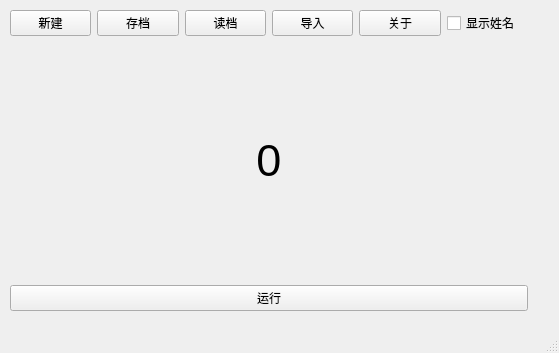
This is mainwindow.ui in ShizuhaAki/project-chtholly-qt as Qt 5 draws it before an edit. The edited form follows.
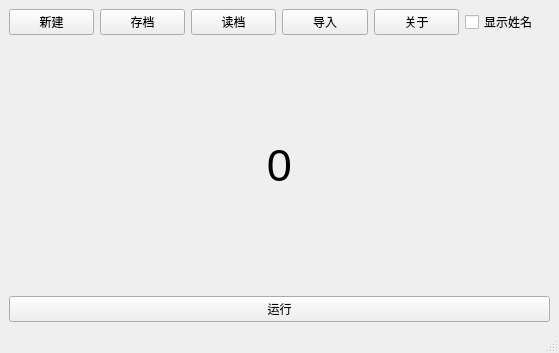
This is the edited form.

Commit message: fix: bad layout fixed

Diff of the .ui file:
```diff
--- a/mainwindow.ui
+++ b/mainwindow.ui
@@ -17,15 +17,8 @@
    <locale language="Chinese" country="China"/>
   </property>
   <widget class="QWidget" name="centralwidget">
-   <widget class="QWidget" name="">
-    <property name="geometry">
-     <rect>
-      <x>10</x>
-      <y>10</y>
-      <width>518</width>
-      <height>301</height>
-     </rect>
-    </property>
+   <layout class="QVBoxLayout" name="verticalLayout_2">
+    <item>
     <layout class="QVBoxLayout" name="verticalLayout_3">
      <item>
       <layout class="QVBoxLayout" name="verticalLayout">
@@ -104,7 +97,8 @@
       </layout>
      </item>
     </layout>
-   </widget>
+    </item>
+   </layout>
   </widget>
   <widget class="QStatusBar" name="statusbar"/>
   <action name="action">
```
Lines whose indentation alone changed are shown as unchanged.
